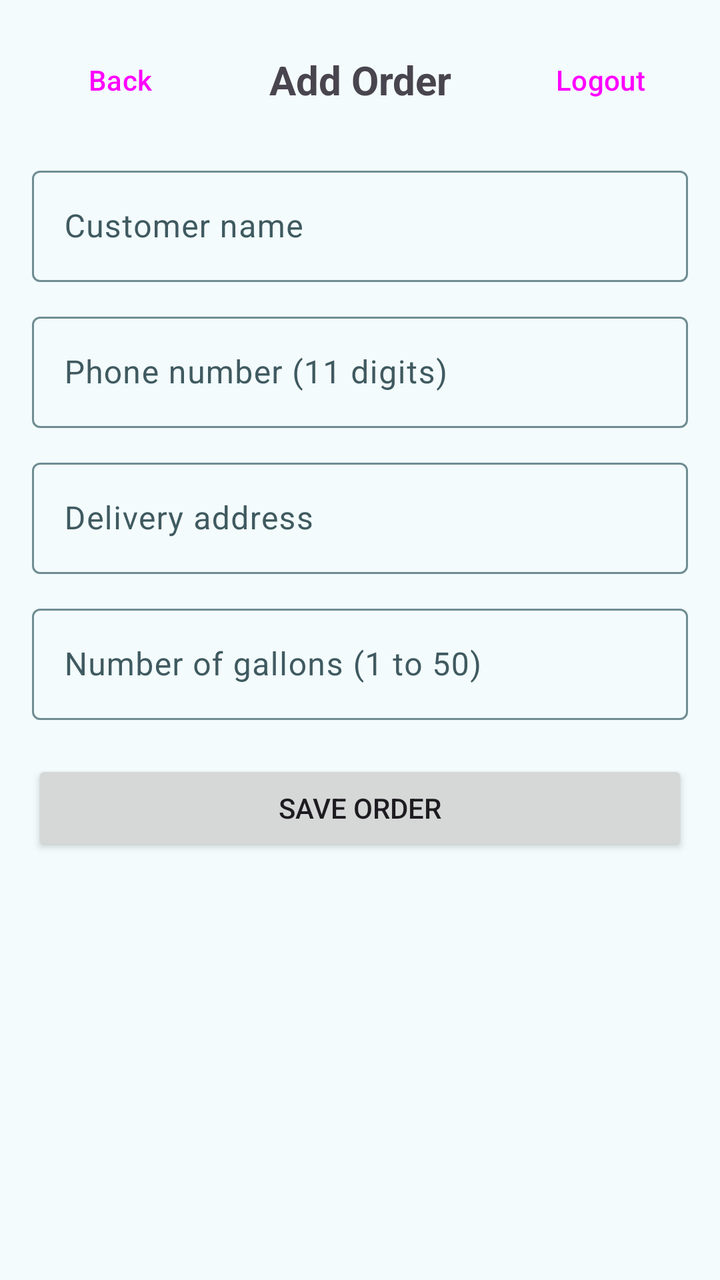
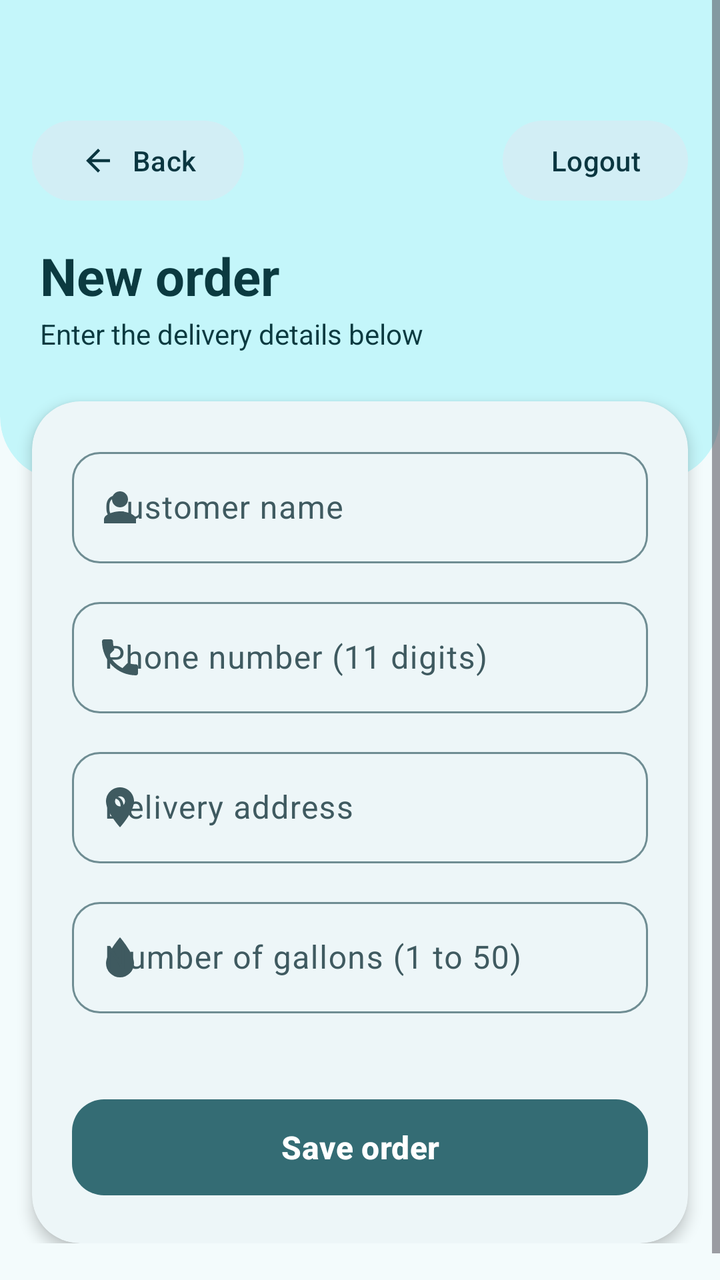

The first picture is an Android layout as it rendered before a commit; the second is the same layout after the commit. The layout source and the unified diff follow.
<!-- AndroidManifest.xml: application theme Theme.RefillTrack -->
<!-- res/layout/activity_add_order.xml -->
<?xml version="1.0" encoding="utf-8"?>
<ScrollView xmlns:android="http://schemas.android.com/apk/res/android"
    android:layout_width="match_parent"
    android:layout_height="match_parent"
    android:fitsSystemWindows="true">

    <LinearLayout
        android:layout_width="match_parent"
        android:layout_height="wrap_content"
        android:orientation="vertical"
        android:padding="16dp">

        <LinearLayout
            android:layout_width="match_parent"
            android:layout_height="wrap_content"
            android:gravity="center_vertical"
            android:orientation="horizontal">

            <Button
                android:id="@+id/btnBack"
                style="?attr/borderlessButtonStyle"
                android:layout_width="wrap_content"
                android:layout_height="wrap_content"
                android:text="Back" />

            <TextView
                android:layout_width="0dp"
                android:layout_height="wrap_content"
                android:layout_weight="1"
                android:gravity="center"
                android:text="Add Order"
                android:textSize="20sp"
                android:textStyle="bold" />

            <Button
                android:id="@+id/btnLogout"
                style="?attr/borderlessButtonStyle"
                android:layout_width="wrap_content"
                android:layout_height="wrap_content"
                android:text="Logout" />
        </LinearLayout>

        <com.google.android.material.textfield.TextInputLayout
            android:id="@+id/tilName"
            android:layout_width="match_parent"
            android:layout_height="wrap_content"
            android:layout_marginTop="16dp"
            android:hint="Customer name">
            <com.google.android.material.textfield.TextInputEditText
                android:id="@+id/etName"
                android:layout_width="match_parent"
                android:layout_height="wrap_content"
                android:inputType="textPersonName|textCapWords" />
        </com.google.android.material.textfield.TextInputLayout>

        <com.google.android.material.textfield.TextInputLayout
            android:id="@+id/tilPhone"
            android:layout_width="match_parent"
            android:layout_height="wrap_content"
            android:layout_marginTop="12dp"
            android:hint="Phone number (11 digits)">

            <com.google.android.material.textfield.TextInputEditText
                android:id="@+id/etPhone"
                android:layout_width="match_parent"
                android:layout_height="wrap_content"
                android:inputType="phone"
                android:maxLength="11" />
        </com.google.android.material.textfield.TextInputLayout>

        <com.google.android.material.textfield.TextInputLayout
            android:id="@+id/tilAddress"
            android:layout_width="match_parent"
            android:layout_height="wrap_content"
            android:layout_marginTop="12dp"
            android:hint="Delivery address">

            <com.google.android.material.textfield.TextInputEditText
                android:id="@+id/etAddress"
                android:layout_width="match_parent"
                android:layout_height="wrap_content"
                android:inputType="textCapWords" />
        </com.google.android.material.textfield.TextInputLayout>

        <com.google.android.material.textfield.TextInputLayout
            android:id="@+id/tilGallons"
            android:layout_width="match_parent"
            android:layout_height="wrap_content"
            android:layout_marginTop="12dp"
            android:hint="Number of gallons (1 to 50)">

            <com.google.android.material.textfield.TextInputEditText
                android:id="@+id/etGallons"
                android:layout_width="match_parent"
                android:layout_height="wrap_content"
                android:inputType="number"
                android:maxLength="3" />
        </com.google.android.material.textfield.TextInputLayout>

        <Button
            android:id="@+id/btnSave"
            android:layout_width="match_parent"
            android:layout_height="wrap_content"
            android:layout_marginTop="20dp"
            android:text="SAVE ORDER" />

        <TextView
            android:id="@+id/tvMessage"
            android:layout_width="match_parent"
            android:layout_height="wrap_content"
            android:layout_marginTop="12dp"
            android:gravity="center"
            android:textColor="#B00020" />
    </LinearLayout>
</ScrollView>
<!-- resources referenced by this layout -->
<resources>
  <color name="md_primary">#346C74</color>
  <color name="md_on_primary">#FFFFFF</color>
  <color name="md_primary_container">#C4F6FA</color>
  <color name="md_on_primary_container">#0B3A40</color>
  <color name="md_secondary">#18A6C7</color>
  <color name="md_on_secondary">#00262D</color>
  <color name="md_secondary_container">#D2EEF5</color>
  <color name="md_on_secondary_container">#0A3640</color>
  <color name="md_tertiary">#668EA3</color>
  <color name="md_on_tertiary">#00202A</color>
  <color name="md_tertiary_container">#D8E7EF</color>
  <color name="md_on_tertiary_container">#10303D</color>
  <color name="md_error">#B3261E</color>
  <color name="md_on_error">#FFFFFF</color>
  <color name="md_error_container">#F9DEDC</color>
  <color name="md_on_error_container">#410E0B</color>
  <color name="md_background">#F3FBFC</color>
  <color name="md_on_background">#0F2327</color>
  <color name="md_surface">#F3FBFC</color>
  <color name="md_on_surface">#0F2327</color>
  <color name="md_surface_variant">#DAE8EB</color>
  <color name="md_on_surface_variant">#3F5A60</color>
  <color name="md_outline">#6F8D93</color>
  <color name="md_outline_variant">#BCD0D4</color>
  <color name="md_surface_container_lowest">#FFFFFF</color>
  <color name="md_surface_container_low">#EDF6F8</color>
  <color name="md_surface_container">#E7F1F3</color>
  <color name="md_surface_container_high">#E1ECEF</color>
  <color name="md_surface_container_highest">#DBE7EA</color>
  <!-- unchanged entries left out for length: 1 -->
</resources>

<!-- the commit's change to res/layout/activity_add_order.xml (unified diff, before → after) -->
@@ -1,115 +1,208 @@
 <?xml version="1.0" encoding="utf-8"?>
 <ScrollView xmlns:android="http://schemas.android.com/apk/res/android"
+    xmlns:app="http://schemas.android.com/apk/res-auto"
     android:layout_width="match_parent"
     android:layout_height="match_parent"
-    android:fitsSystemWindows="true">
+    android:background="?attr/colorSurface"
+    android:fillViewport="true">
 
     <LinearLayout
         android:layout_width="match_parent"
         android:layout_height="wrap_content"
         android:orientation="vertical"
-        android:padding="16dp">
-
-        <LinearLayout
+        android:paddingBottom="32dp">
+
+        
+        <com.google.android.material.card.MaterialCardView
             android:layout_width="match_parent"
             android:layout_height="wrap_content"
-            android:gravity="center_vertical"
-            android:orientation="horizontal">
-
-            <Button
-                android:id="@+id/btnBack"
-                style="?attr/borderlessButtonStyle"
-                android:layout_width="wrap_content"
+            android:layout_marginTop="-32dp"
+            app:cardBackgroundColor="?attr/colorPrimaryContainer"
+            app:cardCornerRadius="32dp"
+            app:cardElevation="0dp"
+            app:strokeWidth="0dp">
+
+            <LinearLayout
+                android:layout_width="match_parent"
                 android:layout_height="wrap_content"
-                android:text="Back" />
-
-            <TextView
-                android:layout_width="0dp"
-                android:layout_height="wrap_content"
-                android:layout_weight="1"
-                android:gravity="center"
-                android:text="Add Order"
-                android:textSize="20sp"
-                android:textStyle="bold" />
-
-            <Button
-                android:id="@+id/btnLogout"
-                style="?attr/borderlessButtonStyle"
-                android:layout_width="wrap_content"
-                android:layout_height="wrap_content"
-                android:text="Logout" />
-        </LinearLayout>
-
-        <com.google.android.material.textfield.TextInputLayout
-            android:id="@+id/tilName"
+                android:orientation="vertical"
+                android:paddingStart="16dp"
+                android:paddingTop="88dp"
+                android:paddingEnd="16dp"
+                android:paddingBottom="64dp">
+
+                
+                <LinearLayout
+                    android:layout_width="match_parent"
+                    android:layout_height="wrap_content"
+                    android:gravity="center_vertical"
+                    android:orientation="horizontal">
+
+                    <com.google.android.material.button.MaterialButton
+                        android:id="@+id/btnBack"
+                        style="@style/Widget.Material3.Button.TonalButton"
+                        android:layout_width="wrap_content"
+                        android:layout_height="wrap_content"
+                        android:text="Back"
+                        android:textAllCaps="false"
+                        app:icon="@drawable/ic_arrow_back" />
+
+                    <View
+                        android:layout_width="0dp"
+                        android:layout_height="1dp"
+                        android:layout_weight="1" />
+
+                    <com.google.android.material.button.MaterialButton
+                        android:id="@+id/btnLogout"
+                        style="@style/Widget.Material3.Button.TonalButton"
+                        android:layout_width="wrap_content"
+                        android:layout_height="wrap_content"
+                        android:text="Logout"
+                        android:textAllCaps="false" />
+                </LinearLayout>
+
+                <TextView
+                    android:layout_width="wrap_content"
+                    android:layout_height="wrap_content"
+                    android:layout_marginStart="4dp"
+                    android:layout_marginTop="16dp"
+                    android:text="New order"
+                    android:textColor="?attr/colorOnPrimaryContainer"
+                    android:textSize="26sp"
+                    android:textStyle="bold" />
+
+                <TextView
+                    android:layout_width="wrap_content"
+                    android:layout_height="wrap_content"
+                    android:layout_marginStart="4dp"
+                    android:layout_marginTop="2dp"
+                    android:text="Enter the delivery details below"
+                    android:textColor="?attr/colorOnPrimaryContainer"
+                    android:textSize="14sp" />
+            </LinearLayout>
+        </com.google.android.material.card.MaterialCardView>
+
+        
+        <com.google.android.material.card.MaterialCardView
+            style="?attr/materialCardViewElevatedStyle"
             android:layout_width="match_parent"
             android:layout_height="wrap_content"
-            android:layout_marginTop="16dp"
-            android:hint="Customer name">
-            <com.google.android.material.textfield.TextInputEditText
-                android:id="@+id/etName"
+            android:layout_marginStart="16dp"
+            android:layout_marginTop="-40dp"
+            android:layout_marginEnd="16dp"
+            app:cardCornerRadius="24dp"
+            app:cardElevation="4dp">
+
+            <LinearLayout
                 android:layout_width="match_parent"
                 android:layout_height="wrap_content"
-                android:inputType="textPersonName|textCapWords" />
-        </com.google.android.material.textfield.TextInputLayout>
-
-        <com.google.android.material.textfield.TextInputLayout
-            android:id="@+id/tilPhone"
-            android:layout_width="match_parent"
-            android:layout_height="wrap_content"
-            android:layout_marginTop="12dp"
-            android:hint="Phone number (11 digits)">
-
-            <com.google.android.material.textfield.TextInputEditText
-                android:id="@+id/etPhone"
-                android:layout_width="match_parent"
-                android:layout_height="wrap_content"
-                android:inputType="phone"
-                android:maxLength="11" />
-        </com.google.android.material.textfield.TextInputLayout>
-
-        <com.google.android.material.textfield.TextInputLayout
-            android:id="@+id/tilAddress"
-            android:layout_width="match_parent"
-            android:layout_height="wrap_content"
-            android:layout_marginTop="12dp"
-            android:hint="Delivery address">
-
-            <com.google.android.material.textfield.TextInputEditText
-                android:id="@+id/etAddress"
-                android:layout_width="match_parent"
-                android:layout_height="wrap_content"
-                android:inputType="textCapWords" />
-        </com.google.android.material.textfield.TextInputLayout>
-
-        <com.google.android.material.textfield.TextInputLayout
-            android:id="@+id/tilGallons"
-            android:layout_width="match_parent"
-            android:layout_height="wrap_content"
-            android:layout_marginTop="12dp"
-            android:hint="Number of gallons (1 to 50)">
-
-            <com.google.android.material.textfield.TextInputEditText
-                android:id="@+id/etGallons"
-                android:layout_width="match_parent"
-                android:layout_height="wrap_content"
-                android:inputType="number"
-                android:maxLength="3" />
-        </com.google.android.material.textfield.TextInputLayout>
-
-        <Button
-            android:id="@+id/btnSave"
-            android:layout_width="match_parent"
-            android:layout_height="wrap_content"
-            android:layout_marginTop="20dp"
-            android:text="SAVE ORDER" />
-
-        <TextView
-            android:id="@+id/tvMessage"
-            android:layout_width="match_parent"
-            android:layout_height="wrap_content"
-            android:layout_marginTop="12dp"
-            android:gravity="center"
-            android:textColor="#B00020" />
+                android:orientation="vertical"
+                android:padding="20dp">
+
+                <com.google.android.material.textfield.TextInputLayout
+                    android:id="@+id/tilName"
+                    style="@style/Widget.Material3.TextInputLayout.OutlinedBox"
+                    android:layout_width="match_parent"
+                    android:layout_height="wrap_content"
+                    android:hint="Customer name"
+                    app:boxCornerRadiusBottomEnd="14dp"
+                    app:boxCornerRadiusBottomStart="14dp"
+                    app:boxCornerRadiusTopEnd="14dp"
+                    app:boxCornerRadiusTopStart="14dp"
+                    app:startIconDrawable="@drawable/ic_person">
+
+                    <com.google.android.material.textfield.TextInputEditText
+                        android:id="@+id/etName"
+                        android:layout_width="match_parent"
+                        android:layout_height="wrap_content"
+                        android:inputType="textPersonName|textCapWords"
+                        android:maxLines="1" />
+                </com.google.android.material.textfield.TextInputLayout>
+
+                <com.google.android.material.textfield.TextInputLayout
+                    android:id="@+id/tilPhone"
+                    style="@style/Widget.Material3.TextInputLayout.OutlinedBox"
+                    android:layout_width="match_parent"
+                    android:layout_height="wrap_content"
+                    android:layout_marginTop="14dp"
+                    android:hint="Phone number (11 digits)"
+                    app:boxCornerRadiusBottomEnd="14dp"
+                    app:boxCornerRadiusBottomStart="14dp"
+                    app:boxCornerRadiusTopEnd="14dp"
+                    app:boxCornerRadiusTopStart="14dp"
+                    app:startIconDrawable="@drawable/ic_phone">
+
+                    <com.google.android.material.textfield.TextInputEditText
+                        android:id="@+id/etPhone"
+                        android:layout_width="match_parent"
+                        android:layout_height="wrap_content"
+                        android:inputType="phone"
+                        android:maxLength="11"
+                        android:maxLines="1" />
+                </com.google.android.material.textfield.TextInputLayout>
+
+                <com.google.android.material.textfield.TextInputLayout
+                    android:id="@+id/tilAddress"
+                    style="@style/Widget.Material3.TextInputLayout.OutlinedBox"
+                    android:layout_width="match_parent"
+                    android:layout_height="wrap_content"
+                    android:layout_marginTop="14dp"
+                    android:hint="Delivery address"
+                    app:boxCornerRadiusBottomEnd="14dp"
+                    app:boxCornerRadiusBottomStart="14dp"
+                    app:boxCornerRadiusTopEnd="14dp"
+                    app:boxCornerRadiusTopStart="14dp"
+                    app:startIconDrawable="@drawable/ic_location">
+
+                    <com.google.android.material.textfield.TextInputEditText
+                        android:id="@+id/etAddress"
+                        android:layout_width="match_parent"
+                        android:layout_height="wrap_content"
+                        android:inputType="textCapWords" />
+                </com.google.android.material.textfield.TextInputLayout>
+
+                <com.google.android.material.textfield.TextInputLayout
+                    android:id="@+id/tilGallons"
+                    style="@style/Widget.Material3.TextInputLayout.OutlinedBox"
+                    android:layout_width="match_parent"
+                    android:layout_height="wrap_content"
+                    android:layout_marginTop="14dp"
+                    android:hint="Number of gallons (1 to 50)"
+                    app:boxCornerRadiusBottomEnd="14dp"
+                    app:boxCornerRadiusBottomStart="14dp"
+                    app:boxCornerRadiusTopEnd="14dp"
+                    app:boxCornerRadiusTopStart="14dp"
+                    app:startIconDrawable="@drawable/ic_water_drop">
+
+                    <com.google.android.material.textfield.TextInputEditText
+                        android:id="@+id/etGallons"
+                        android:layout_width="match_parent"
+                        android:layout_height="wrap_content"
+                        android:inputType="number"
+                        android:maxLength="3"
+                        android:maxLines="1" />
+                </com.google.android.material.textfield.TextInputLayout>
+
+                <TextView
+                    android:id="@+id/tvMessage"
+                    android:layout_width="match_parent"
+                    android:layout_height="wrap_content"
+                    android:layout_marginTop="12dp"
+                    android:gravity="center"
+                    android:textColor="?attr/colorError"
+                    android:textSize="14sp" />
+
+                <com.google.android.material.button.MaterialButton
+                    android:id="@+id/btnSave"
+                    android:layout_width="match_parent"
+                    android:layout_height="56dp"
+                    android:layout_marginTop="8dp"
+                    android:text="Save order"
+                    android:textAllCaps="false"
+                    android:textSize="16sp"
+                    android:textStyle="bold"
+                    app:cornerRadius="16dp" />
+            </LinearLayout>
+        </com.google.android.material.card.MaterialCardView>
     </LinearLayout>
 </ScrollView>
<!-- resource entries referenced after the edit -->
@@ -1,5 +1,55 @@
 <!-- resources referenced by this layout -->
 <resources>
+  <!-- drawable ic_arrow_back (drawable) -->
+  <vector xmlns:android="http://schemas.android.com/apk/res/android"
+      android:width="24dp"
+      android:height="24dp"
+      android:viewportWidth="24"
+      android:viewportHeight="24">
+      <path
+          android:fillColor="#FFFFFF"
+          android:pathData="M20,11H7.83l5.59,-5.59L12,4l-8,8 8,8 1.41,-1.41L7.83,13H20v-2z" />
+  </vector>
+  <!-- drawable ic_location (drawable) -->
+  <vector xmlns:android="http://schemas.android.com/apk/res/android"
+      android:width="24dp"
+      android:height="24dp"
+      android:viewportWidth="24"
+      android:viewportHeight="24">
+      <path
+          android:fillColor="#FFFFFF"
+          android:pathData="M12,2C8.13,2 5,5.13 5,9c0,5.25 7,13 7,13s7,-7.75 7,-13c0,-3.87 -3.13,-7 -7,-7zM12,11.5c-1.38,0 -2.5,-1.12 -2.5,-2.5s1.12,-2.5 2.5,-2.5 2.5,1.12 2.5,2.5 -1.12,2.5 -2.5,2.5z" />
+  </vector>
+  <!-- drawable ic_person (drawable) -->
+  <vector xmlns:android="http://schemas.android.com/apk/res/android"
+      android:width="24dp"
+      android:height="24dp"
+      android:viewportWidth="24"
+      android:viewportHeight="24">
+      <path
+          android:fillColor="#FFFFFF"
+          android:pathData="M12,12c2.21,0 4,-1.79 4,-4s-1.79,-4 -4,-4 -4,1.79 -4,4 1.79,4 4,4zM12,14c-2.67,0 -8,1.34 -8,4v2h16v-2c0,-2.66 -5.33,-4 -8,-4z" />
+  </vector>
+  <!-- drawable ic_phone (drawable) -->
+  <vector xmlns:android="http://schemas.android.com/apk/res/android"
+      android:width="24dp"
+      android:height="24dp"
+      android:viewportWidth="24"
+      android:viewportHeight="24">
+      <path
+          android:fillColor="#FFFFFF"
+          android:pathData="M6.62,10.79c1.44,2.83 3.76,5.14 6.59,6.59l2.2,-2.2c0.27,-0.27 0.67,-0.36 1.02,-0.24 1.12,0.37 2.33,0.57 3.57,0.57 0.55,0 1,0.45 1,1V20c0,0.55 -0.45,1 -1,1 -9.39,0 -17,-7.61 -17,-17 0,-0.55 0.45,-1 1,-1h3.5c0.55,0 1,0.45 1,1 0,1.25 0.2,2.45 0.57,3.57 0.11,0.35 0.03,0.74 -0.25,1.02l-2.2,2.2z" />
+  </vector>
+  <!-- drawable ic_water_drop (drawable) -->
+  <vector xmlns:android="http://schemas.android.com/apk/res/android"
+      android:width="24dp"
+      android:height="24dp"
+      android:viewportWidth="24"
+      android:viewportHeight="24">
+      <path
+          android:fillColor="#FFFFFF"
+          android:pathData="M12,2 C12,2 5,10 5,15 A7,7 0 0 0 19,15 C19,10 12,2 12,2 Z" />
+  </vector>
   <color name="md_primary">#346C74</color>
   <color name="md_on_primary">#FFFFFF</color>
   <color name="md_primary_container">#C4F6FA</color>
